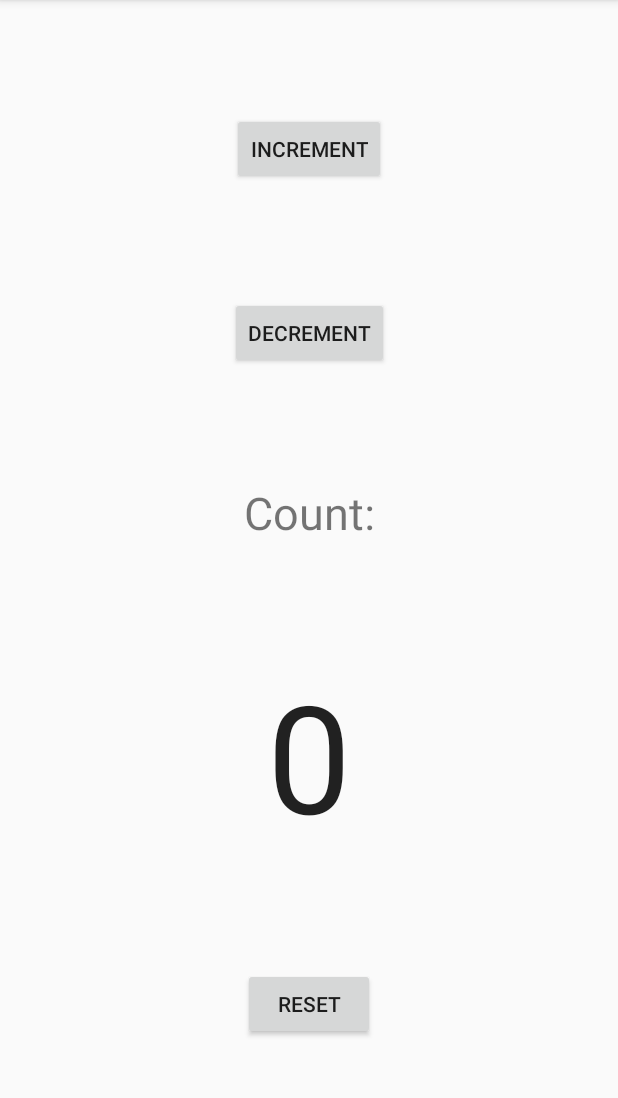
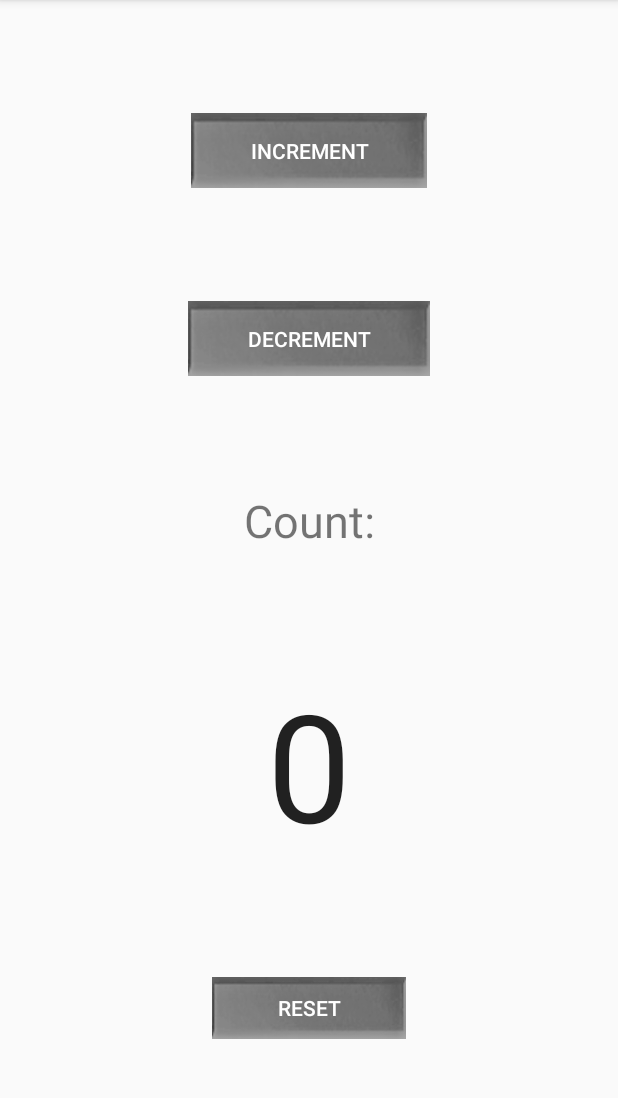
Before and after one commit to sarahryann11/Button-Counter-Nicholson, an Android app: the screen it shows after launch (MainActivity), on a phone screen of 412 x 824 dp, the part 84-1182 px from its top. Run offline under Robolectric (Android 15) with nearby library versions, the phone set to English and light mode, and no system bars.

Commit message:
Adding effects to buttons

```diff
--- a/app/src/main/java/csci490/button_counter_nicholson/MainActivity.java
+++ b/app/src/main/java/csci490/button_counter_nicholson/MainActivity.java
@@ -89,6 +89,12 @@ public class MainActivity extends AppCompatActivity implements OnClickListener{
 
         counter = savedInstanceState.getInt("number");
         num.setText(Integer.toString(counter));
+        if (counter < 0)
+            num.setTextColor(Color.RED);
+        else if (counter > 0)
+            num.setTextColor(Color.GREEN);
+        else
+            num.setTextColor(Color.BLACK);
 
 
     }
--- /dev/null
+++ b/app/src/main/res/drawable/button_style.xml
@@ -0,0 +1,11 @@
+<?xml version="1.0" encoding="utf-8"?>
+    <!--<selector xmlns:android="http://schemas.android.com/apk/res/android">
+        <item android:state_pressed="true"
+            android:drawable="@drawable/button_pressed" /> &lt;!&ndash;pressed&ndash;&gt;
+        <item android:drawable="@drawable/button_default" /> &lt;!&ndash;default&ndash;&gt;
+    </selector>-->
+
+    <ripple xmlns:android="http://schemas.android.com/apk/res/android"
+    android:color="?android:colorControlHighlight">
+        <item android:drawable="@drawable/button_pressed" />
+    </ripple>
--- a/app/src/main/res/layout/activity_main.xml
+++ b/app/src/main/res/layout/activity_main.xml
@@ -8,9 +8,11 @@
 
     <Button
         android:id="@+id/button"
-        android:layout_width="wrap_content"
-        android:layout_height="wrap_content"
+        android:layout_width="157dp"
+        android:layout_height="50dp"
+        android:background="@drawable/button_style"
         android:text="INCREMENT"
+        android:textColor="@android:color/white"
         app:layout_constraintBottom_toTopOf="@+id/button2"
         app:layout_constraintEnd_toEndOf="parent"
         app:layout_constraintHorizontal_bias="0.5"
@@ -19,9 +21,11 @@
 
     <Button
         android:id="@+id/button2"
-        android:layout_width="wrap_content"
-        android:layout_height="wrap_content"
+        android:layout_width="161dp"
+        android:layout_height="50dp"
+        android:background="@drawable/button_style"
         android:text="DECREMENT"
+        android:textColor="@android:color/white"
         app:layout_constraintBottom_toTopOf="@+id/textView2"
         app:layout_constraintEnd_toEndOf="parent"
         app:layout_constraintHorizontal_bias="0.5"
@@ -30,9 +34,11 @@
 
     <Button
         android:id="@+id/button3"
-        android:layout_width="wrap_content"
-        android:layout_height="wrap_content"
+        android:layout_width="129dp"
+        android:layout_height="41dp"
+        android:background="@drawable/button_style"
         android:text="Reset"
+        android:textColor="@android:color/white"
         app:layout_constraintBottom_toBottomOf="parent"
         app:layout_constraintEnd_toEndOf="parent"
         app:layout_constraintHorizontal_bias="0.5"
```
Also changed, not shown: app/src/main/res/drawable/button_default.png (added), app/src/main/res/drawable/button_pressed.png (added).
